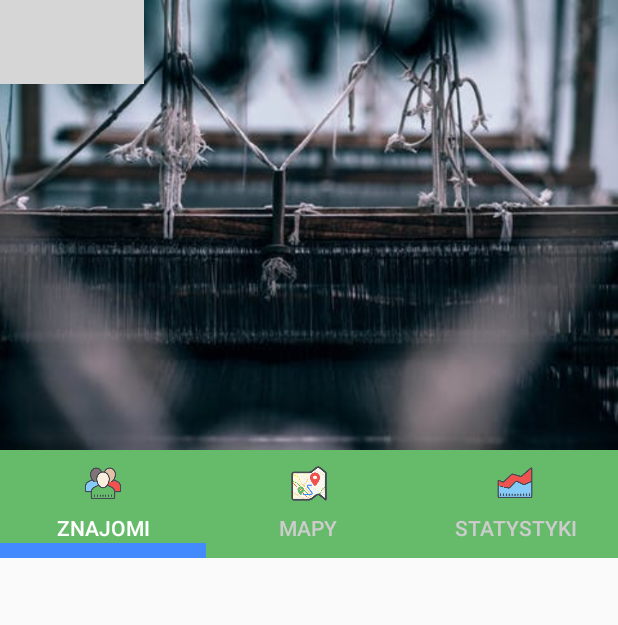
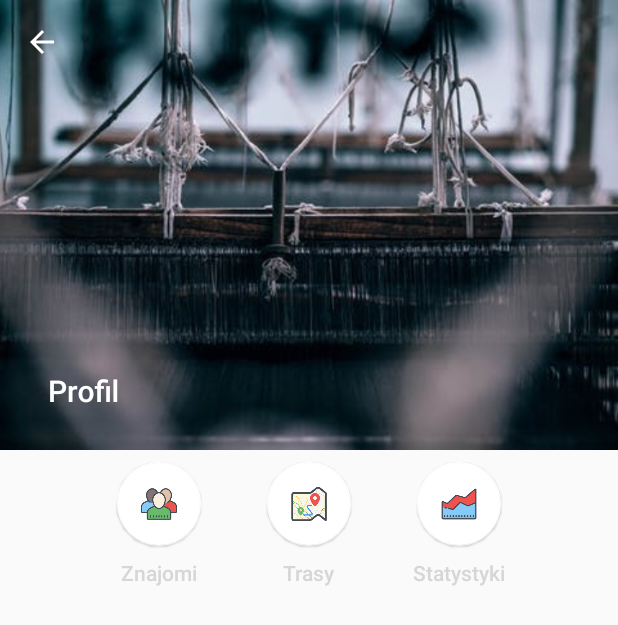
Before and after one commit to HaoticV/Travelo, an Android app: the ProfileActivityNew screen opened directly, with no data from a screen before it, on a phone screen of 412 x 824 dp. Shown: the top 625 px of the screen. Run offline under Robolectric (Android 15) with nearby library versions, the phone set to English and light mode, and no system bars; our stand-ins replace Firebase (no records; nobody signed in at launch, a user with empty details on screens opened directly); 1 statement that could not run was skipped; grey boxes are pictures that could not be loaded.

Commit message:
profile update, drawer navigation icon fix, scalable markers

```diff
--- a/app/src/main/java/com/example/travelo/map/MapsActivity.kt
+++ b/app/src/main/java/com/example/travelo/map/MapsActivity.kt
@@ -7,6 +7,7 @@ import android.content.Context
 import android.content.Intent
 import android.content.pm.PackageManager
 import android.graphics.Bitmap
+import android.graphics.BitmapFactory
 import android.location.Location
 import android.location.LocationManager
 import android.os.Bundle
@@ -121,7 +122,18 @@ class MapsActivity : BaseActivity(), OnMapReadyCallback, GoogleMap.OnMarkerClick
                     when (item.value.first) {
                         "road" -> googleMap.addMarker(MarkerOptions().icon(BitmapDescriptorFactory.fromResource(R.drawable.marker_road)).position(item.value.second))
                             .tag = item.key
-                        "city" -> googleMap.addMarker(MarkerOptions().icon(BitmapDescriptorFactory.fromResource(R.drawable.marker_city)).position(item.value.second))
+                        "city" -> googleMap.addMarker(
+                            MarkerOptions().icon(
+                                BitmapDescriptorFactory.fromBitmap(
+                                    Bitmap.createScaledBitmap(
+                                        BitmapFactory.decodeResource(
+                                            resources,
+                                            R.drawable.new_city
+                                        ), 100, 150, false
+                                    )
+                                )
+                            ).position(item.value.second)
+                        )
                             .tag = item.key
                         "mountain" -> googleMap.addMarker(
                             MarkerOptions().icon(BitmapDescriptorFactory.fromResource(R.drawable.marker_mountain)).position(
@@ -294,10 +306,10 @@ class MapsActivity : BaseActivity(), OnMapReadyCallback, GoogleMap.OnMarkerClick
 
     private fun initToolbar() {
         val toolbar: Toolbar = findViewById(R.id.toolbar)
-        toolbar.setNavigationIcon(R.drawable.ic_menu)
         setSupportActionBar(toolbar)
+        supportActionBar!!.setDisplayHomeAsUpEnabled(true)
+        supportActionBar!!.setHomeButtonEnabled(true)
         supportActionBar!!.title = getString(R.string.app_name)
-        supportActionBar!!.setDisplayHomeAsUpEnabled(true)
     }
 
     override fun onCreateOptionsMenu(menu: Menu?): Boolean {
@@ -334,6 +346,7 @@ class MapsActivity : BaseActivity(), OnMapReadyCallback, GoogleMap.OnMarkerClick
                 }
             }
         drawer.addDrawerListener(toggle)
+        toggle.syncState()
         navigationView.setNavigationItemSelectedListener {
             true
         }
--- a/app/src/main/java/com/example/travelo/profile/ProfileActivityNew.kt
+++ b/app/src/main/java/com/example/travelo/profile/ProfileActivityNew.kt
@@ -2,103 +2,73 @@ package com.example.travelo.profile
 
 
 import android.os.Bundle
+import android.util.Log
 import android.view.Menu
 import android.view.MenuItem
 import android.widget.Toast
 import androidx.appcompat.widget.Toolbar
-import androidx.fragment.app.Fragment
-import androidx.fragment.app.FragmentManager
-import androidx.fragment.app.FragmentPagerAdapter
-import androidx.viewpager.widget.ViewPager
+import androidx.recyclerview.widget.LinearLayoutManager
+import androidx.recyclerview.widget.RecyclerView
 import com.example.travelo.BaseActivity
+import com.example.travelo.QApp
 import com.example.travelo.R
-import com.google.android.material.tabs.TabLayout
-import java.util.*
+import com.example.travelo.models.Route
+import com.google.firebase.database.DataSnapshot
+import com.google.firebase.database.DatabaseError
+import com.google.firebase.database.ValueEventListener
+import kotlinx.android.synthetic.main.activity_profile_toolbar_collapse.*
 
 class ProfileActivityNew : BaseActivity() {
-    private var view_pager: ViewPager? = null
-    private var viewPagerAdapter: SectionsPagerAdapter? = null
-    private lateinit var tab_layout: TabLayout
     override fun onCreate(savedInstanceState: Bundle?) {
         super.onCreate(savedInstanceState)
+        setTheme(R.style.TransparentStatusBar)
         setContentView(R.layout.activity_profile_toolbar_collapse)
         initToolbar()
-        initComponent()
+        profile_collapsing_routes_fab.setOnClickListener { initRoutesRecyclerView() }
     }
 
     private fun initToolbar() {
         val toolbar: Toolbar = findViewById(R.id.toolbar)
-        toolbar.setNavigationIcon(R.drawable.ic_menu)
+        toolbar.setNavigationIcon(R.drawable.ic_arrow_back)
         setSupportActionBar(toolbar)
-        supportActionBar?.setTitle(null)
+        supportActionBar?.title = "Profil"
         supportActionBar?.setDisplayHomeAsUpEnabled(true)
     }
 
     override fun onCreateOptionsMenu(menu: Menu?): Boolean {
-        getMenuInflater().inflate(R.menu.menu_basic, menu)
+        menuInflater.inflate(R.menu.menu_basic, menu)
         return true
+    }
+
+    private fun initRoutesRecyclerView() {
+        val recyclerView: RecyclerView = findViewById(R.id.profile_routes_recyclerView)
+        recyclerView.layoutManager = LinearLayoutManager(this)
+        recyclerView.setHasFixedSize(true)
+
+        val items: ArrayList<Route> = arrayListOf()
+        val routesListener = object : ValueEventListener {
+            override fun onDataChange(dataSnapshot: DataSnapshot) {
+                dataSnapshot.child("routes").children.forEach {
+                    val item = it.getValue(Route::class.java)
+                    items.add(item!!)
+                }
+                recyclerView.adapter = RouteRecyclerViewAdapter(this@ProfileActivityNew, items)
+            }
+
+            override fun onCancelled(databaseError: DatabaseError) {
+                Log.w(this@ProfileActivityNew.toString(), "loadPost:onCancelled", databaseError.toException())
+            }
+        }
+
+        QApp.fData.reference.addValueEventListener(routesListener)
     }
 
     override fun onOptionsItemSelected(item: MenuItem): Boolean {
         if (item.itemId == R.id.home) {
             finish()
         } else {
-            Toast.makeText(getApplicationContext(), item.title, Toast.LENGTH_SHORT).show()
+            Toast.makeText(applicationContext, item.title, Toast.LENGTH_SHORT).show()
         }
         return super.onOptionsItemSelected(item)
     }
-
-    private fun initComponent() {
-        view_pager = findViewById(R.id.view_pager)
-        tab_layout = findViewById(R.id.tab_layout)
-        setupViewPager(view_pager)
-        tab_layout.setupWithViewPager(view_pager)
-        tab_layout.getTabAt(0)?.setIcon(R.drawable.ic_profile_users)
-        tab_layout.getTabAt(1)?.setIcon(R.drawable.ic_profile_map)
-        tab_layout.getTabAt(2)?.setIcon(R.drawable.ic_profile_stats)
-        // set icon color pre-selected
-        //tab_layout.getTabAt(0)?.getIcon()?.setColorFilter(Color.WHITE, PorterDuff.Mode.SRC_IN)
-        //tab_layout.getTabAt(1)?.getIcon()?.setColorFilter(getResources().getColor(R.color.grey_20), PorterDuff.Mode.SRC_IN)
-        //tab_layout.getTabAt(2)?.getIcon()?.setColorFilter(getResources().getColor(R.color.grey_20), PorterDuff.Mode.SRC_IN)
-        tab_layout.addOnTabSelectedListener(object : TabLayout.OnTabSelectedListener {
-            override fun onTabSelected(tab: TabLayout.Tab) {
-            }
-
-            override fun onTabUnselected(tab: TabLayout.Tab) {
-                //tab.getIcon()?.setColorFilter(getResources().getColor(R.color.grey_20), PorterDuff.Mode.SRC_IN)
-            }
-
-            override fun onTabReselected(tab: TabLayout.Tab?) {}
-        })
-    }
-
-    private fun setupViewPager(viewPager: ViewPager?) {
-        viewPagerAdapter = SectionsPagerAdapter(supportFragmentManager)
-        viewPagerAdapter!!.addFragment(Fragment(), "Znajomi") // index 0
-        viewPagerAdapter!!.addFragment(Fragment(), "Mapy") // index 1
-        viewPagerAdapter!!.addFragment(Fragment(), "Statystyki") // index 2
-        viewPager?.adapter = viewPagerAdapter
-    }
-
-    private inner class SectionsPagerAdapter(manager: FragmentManager?) : FragmentPagerAdapter(manager!!) {
-        private val mFragmentList: MutableList<Fragment> = ArrayList()
-        private val mFragmentTitleList: MutableList<String> = ArrayList()
-        override fun getItem(position: Int): Fragment {
-            return mFragmentList[position]
-        }
-
-        override fun getCount(): Int {
-            return mFragmentList.size
-        }
-
-
-        fun addFragment(fragment: Fragment, title: String) {
-            mFragmentList.add(fragment)
-            mFragmentTitleList.add(title)
-        }
-
-        override fun getPageTitle(position: Int): CharSequence {
-            return mFragmentTitleList[position]
-        }
-    }
 }
--- /dev/null
+++ b/app/src/main/res/drawable/tab_color_selector.xml
@@ -0,0 +1,6 @@
+<?xml version="1.0" encoding="utf-8"?>
+<selector xmlns:android="http://schemas.android.com/apk/res/android">
+    <item android:drawable="@color/colorPrimaryDark" android:state_selected="true" />
+    <item android:drawable="@color/colorPrimary" />
+
+</selector>
--- a/app/src/main/res/layout/activity_profile_toolbar_collapse.xml
+++ b/app/src/main/res/layout/activity_profile_toolbar_collapse.xml
@@ -10,7 +10,8 @@
         android:layout_width="match_parent"
         android:layout_height="wrap_content"
         android:fitsSystemWindows="true"
-        android:theme="@style/ThemeOverlay.AppCompat.Dark.ActionBar">
+        android:theme="@style/ThemeOverlay.AppCompat.Dark.ActionBar"
+        app:elevation="0dp">
 
         <com.google.android.material.appbar.CollapsingToolbarLayout
             android:id="@+id/collapsing_toolbar"
@@ -18,6 +19,7 @@
             android:layout_height="300dp"
             android:fitsSystemWindows="true"
             app:contentScrim="?attr/colorPrimary"
+            app:expandedTitleTextAppearance="@style/TextAppearance.AppCompat.Title"
             app:layout_scrollFlags="scroll|exitUntilCollapsed">
 
             <ImageView
@@ -39,24 +41,109 @@
         </com.google.android.material.appbar.CollapsingToolbarLayout>
 
 
-        <com.google.android.material.tabs.TabLayout
-            android:id="@+id/tab_layout"
+        <LinearLayout
+            android:background="@color/colorDefaultBackground"
             android:layout_width="match_parent"
             android:layout_height="wrap_content"
-            app:tabGravity="fill"
-            app:tabIndicatorColor="@color/colorAccent"
-            app:tabIndicatorHeight="10dp"
-            app:tabMode="fixed"
-            app:tabSelectedTextColor="@android:color/white"
-            app:tabTextAppearance="@style/TextAppearance.Design.Tab"
-            app:tabTextColor="@color/grey_20" />
+            android:gravity="center_horizontal"
+            android:orientation="horizontal"
+            android:padding="@dimen/spacing_large">
+
+            <LinearLayout
+                android:layout_width="wrap_content"
+                android:layout_height="wrap_content"
+                android:gravity="center"
+                android:minWidth="100dp"
+                android:orientation="vertical">
+
+                <com.google.android.material.floatingactionbutton.FloatingActionButton
+                    android:id="@+id/profile_friends_fab"
+                    android:layout_width="wrap_content"
+                    android:layout_height="wrap_content"
+                    android:clickable="true"
+                    app:backgroundTint="@android:color/white"
+                    app:elevation="1dp"
+                    app:fabSize="normal"
+                    app:rippleColor="@color/colorPrimary"
+                    app:srcCompat="@drawable/ic_profile_users" />
+
+                <TextView
+                    android:layout_width="wrap_content"
+                    android:layout_height="wrap_content"
+                    android:layout_marginTop="@dimen/spacing_medium"
+                    android:text="Znajomi"
+                    android:textAppearance="@style/Base.TextAppearance.AppCompat.Body2"
+                    android:textColor="@color/quantum_black_text" />
+
+            </LinearLayout>
+
+            <LinearLayout
+                android:layout_width="wrap_content"
+                android:layout_height="wrap_content"
+                android:gravity="center"
+                android:minWidth="100dp"
+                android:orientation="vertical">
+
+                <com.google.android.material.floatingactionbutton.FloatingActionButton
+                    android:id="@+id/profile_collapsing_routes_fab"
+                    android:layout_width="wrap_content"
+                    android:layout_height="wrap_content"
+                    android:clickable="true"
+                    app:backgroundTint="@android:color/white"
+                    app:elevation="1dp"
+                    app:fabSize="normal"
+                    app:rippleColor="@color/colorPrimary"
+                    app:srcCompat="@drawable/ic_profile_map" />
+
+                <TextView
+                    android:layout_width="wrap_content"
+                    android:layout_height="wrap_content"
+                    android:layout_marginTop="@dimen/spacing_medium"
+                    android:text="Trasy"
+                    android:textAppearance="@style/Base.TextAppearance.AppCompat.Body2"
+                    android:textColor="@color/quantum_black_text" />
+
+            </LinearLayout>
+
+            <LinearLayout
+                android:layout_width="wrap_content"
+                android:layout_height="wrap_content"
+                android:gravity="center"
+                android:minWidth="100dp"
+                android:orientation="vertical">
+
+                <com.google.android.material.floatingactionbutton.FloatingActionButton
+                    android:id="@+id/profile_stats_fab"
+                    android:layout_width="wrap_content"
+                    android:layout_height="wrap_content"
+                    android:clickable="true"
+                    app:backgroundTint="@android:color/white"
+                    app:elevation="1dp"
+                    app:fabSize="normal"
+                    app:rippleColor="@color/colorPrimary"
+                    app:srcCompat="@drawable/ic_profile_stats" />
+
+                <TextView
+                    android:layout_width="wrap_content"
+                    android:layout_height="wrap_content"
+                    android:layout_marginTop="@dimen/spacing_medium"
+                    android:text="Statystyki"
+                    android:textAppearance="@style/Base.TextAppearance.AppCompat.Body2"
+                    android:textColor="@color/quantum_black_text" />
+
+            </LinearLayout>
+
+        </LinearLayout>
 
     </com.google.android.material.appbar.AppBarLayout>
 
-    <androidx.viewpager.widget.ViewPager
-        android:id="@+id/view_pager"
+    <androidx.recyclerview.widget.RecyclerView
+        android:id="@+id/profile_routes_recyclerView"
         android:layout_width="match_parent"
         android:layout_height="match_parent"
+        android:scrollbars="vertical"
+        android:scrollingCache="true"
         app:layout_behavior="@string/appbar_scrolling_view_behavior" />
 
+
 </androidx.coordinatorlayout.widget.CoordinatorLayout>
--- /dev/null
+++ b/app/src/main/res/values-v19/styles.xml
@@ -0,0 +1,8 @@
+<?xml version="1.0" encoding="utf-8"?>
+<resources>
+
+    <style name="TransparentStatusBar" parent="@style/AppTheme">
+        <item name="android:windowTranslucentStatus">true</item>
+        <item name="android:windowTranslucentNavigation">true</item>
+    </style>
+</resources>
--- /dev/null
+++ b/app/src/main/res/values-v21/styles.xml
@@ -0,0 +1,11 @@
+<?xml version="1.0" encoding="utf-8"?>
+<resources>
+
+    <style name="TransparentStatusBar" parent="@style/AppTheme">
+        <item name="android:statusBarColor">@android:color/transparent</item>
+        <item name="android:windowTranslucentStatus">false</item>
+        <item name="android:windowIsTranslucent">true</item>
+        <item name="android:windowTranslucentNavigation">true</item>
+    </style>
+
+</resources>
--- a/app/src/main/res/values/colors.xml
+++ b/app/src/main/res/values/colors.xml
@@ -7,6 +7,7 @@
     <color name="colorAccent">#448AFF</color>
     <color name="colorAccentDark">#4164d7</color>
     <color name="colorAccentLight">#6db8ff</color>
+    <color name="colorDefaultBackground">#FAFAFA</color>
 
     <color name="overlay_dark_10">#1A000000</color>
     <color name="overlay_dark_20">#33000000</color>
```
